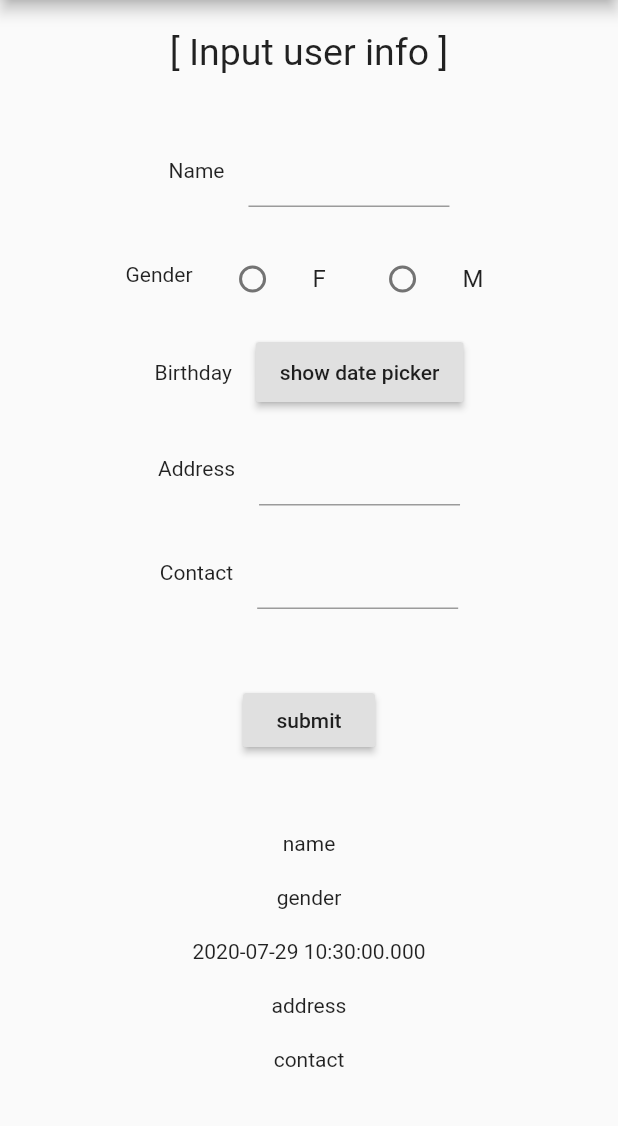
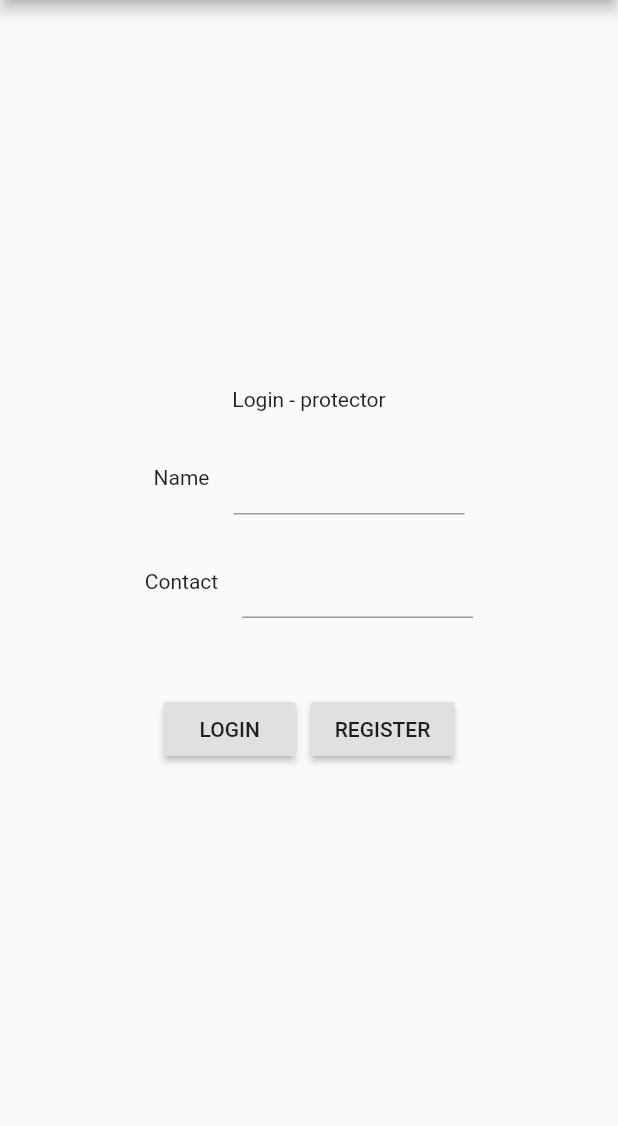
Before and after one commit to sh0116/SWM_109Team, a Flutter app: the screen it shows after launch, on a phone screen of 412 x 824 dp, the part 84-1210 px from its top. Run offline on Flutter 3.47's test engine with Material 2 defaults, Android fonts, the phone set to English and light mode, and no system bars; our stand-ins replace shared_preferences; project files that could hold a hidden picture were left out.

Commit message:
register page in flutter
Former-commit-id: a61f74619441656b17fe58f01ede880b7aa53416

```diff
--- /dev/null
+++ b/test109/lib/login.dart
@@ -0,0 +1,108 @@
+import 'dart:async';
+import 'dart:convert';
+import 'package:flutter/material.dart';
+import 'package:http/http.dart' as http;
+import 'package:shared_preferences/shared_preferences.dart';
+
+void main() {
+  runApp(MaterialApp(
+    title: 'test 109',
+    home: Scaffold(
+      resizeToAvoidBottomPadding: false,
+      appBar: AppBar(title: Text('test 109')),
+      body: login(),
+    ),
+  ));
+}
+
+class login extends StatefulWidget {
+  login({Key key, this.title}) : super(key: key);
+  final String title;
+
+  @override
+  _loginState createState() => _loginState();
+}
+
+class _loginState extends State<login> {
+  String protName = 'name';
+  String protContact = 'contact';
+
+  @override
+  Widget build(BuildContext context) {
+    return Column(
+      mainAxisAlignment: MainAxisAlignment.center,
+      crossAxisAlignment: CrossAxisAlignment.center,
+      children: <Widget>[
+        Text('Login - protector'),
+        SizedBox(height: 20),
+        Row(
+          mainAxisAlignment: MainAxisAlignment.center,
+          children: <Widget>[
+            Text('Name'),
+            Container(
+              child: TextField(
+                controller: TextEditingController(),
+                style: TextStyle(fontSize: 21, color: Colors.black),
+                textAlign: TextAlign.center,
+                onChanged: (String str){
+                  protName = str;
+                },
+              ),
+              width: 170,
+              padding: EdgeInsets.only(left: 16),
+            )
+          ],
+        ),
+        SizedBox(height: 20),
+        Row(
+          mainAxisAlignment: MainAxisAlignment.center,
+          children: <Widget>[
+            Text('Contact'),
+            Container(
+              child: TextField(
+                controller: TextEditingController(),
+                style: TextStyle(fontSize: 21, color: Colors.black),
+                textAlign: TextAlign.center,
+                onChanged: (String str){
+                  protContact = str;
+                },
+              ),
+              width: 170,
+              padding: EdgeInsets.only(left: 16),
+            )
+          ],
+        ),
+        SizedBox(height: 50),
+        Row(
+          mainAxisAlignment: MainAxisAlignment.center,
+          crossAxisAlignment: CrossAxisAlignment.center,
+          children: <Widget>[
+            RaisedButton(
+              child: Text('LOGIN'),
+              onPressed: (){
+                setState(() {});
+                final response = http.get('http://13.209.4.217:5555/prot_info_post?contact='+protContact);
+              },
+            ),
+            SizedBox(width: 10),
+            RaisedButton(
+              child: Text('REGISTER'),
+              onPressed: (){
+                setState(() {});
+                final response = http.post('http://13.209.4.217:5555/prot_info_post',
+                  body: jsonEncode(
+                    {
+                      'name': "'"+protName+"'",
+                      'contact': "'"+protContact+"'",
+                    },
+                  ),
+                  headers: {'Content-Type': "application/json"},
+                );
+              },
+            )
+          ],
+        )
+      ],
+    );
+  }
+}
--- a/test109/lib/main.dart
+++ b/test109/lib/userInfo.dart
@@ -5,26 +5,15 @@ import 'package:flutter/material.dart';
 import 'package:flutter/cupertino.dart';
 import 'package:http/http.dart' as http;
 
-void main() {
-    runApp(MaterialApp(
-        title: 'test 109',
-        home: Scaffold(
-            resizeToAvoidBottomPadding: false,
-            appBar: AppBar(title: Text('test 109')),
-            body: home(),
-        ),
-    ));
-}
-
-class home extends StatefulWidget {
-  home({Key key, this.title}) : super(key: key);
+class userInfo extends StatefulWidget {
+  userInfo({Key key, this.title}) : super(key: key);
   final String title;
 
   @override
-  _homeState createState() => _homeState();
+  _userInfoState createState() => _userInfoState();
 }
 
-class _homeState extends State<home> {
+class _userInfoState extends State<userInfo> {
   String userName = 'name';
   String userGender = 'gender';
   DateTime userBirthday = DateTime.now();
@@ -53,7 +42,7 @@ class _homeState extends State<home> {
                       userName = str;
                     },
                   ),
-                  width: 150,
+                  width: 170,
                   padding: EdgeInsets.only(left: 16),
                 )
               ],
--- a/test109/pubspec.yaml
+++ b/test109/pubspec.yaml
@@ -29,6 +29,7 @@ dependencies:
   # Use with the CupertinoIcons class for iOS style icons.
   cupertino_icons: ^0.1.3
   http: ^0.12.2
+  shared_preferences: ^0.5.8
 
 dev_dependencies:
   flutter_test:
```
Also changed, not shown: test109/lib/menu.dart (added, +33 -0 lines), test109/pubspec.lock, 7 other files.
